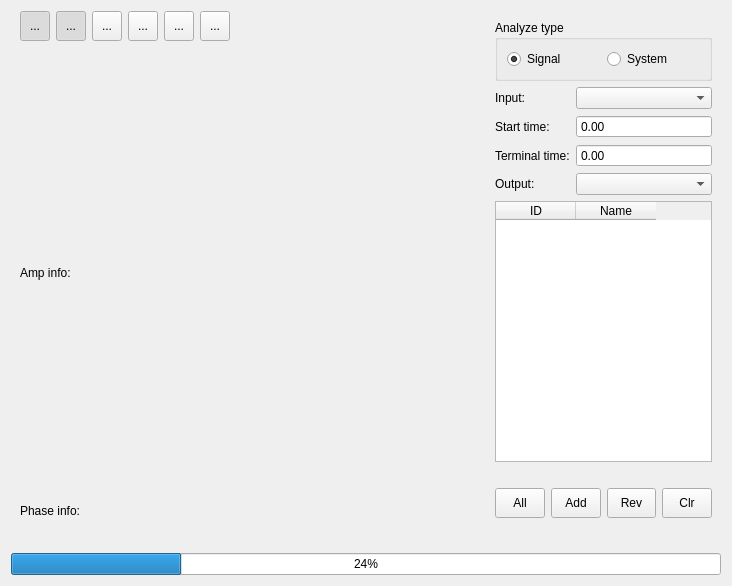
TheKaramazovBrothers/SevDrvExpSys, file FrontEnd/ui/dftdialog.ui: the form before one commit.
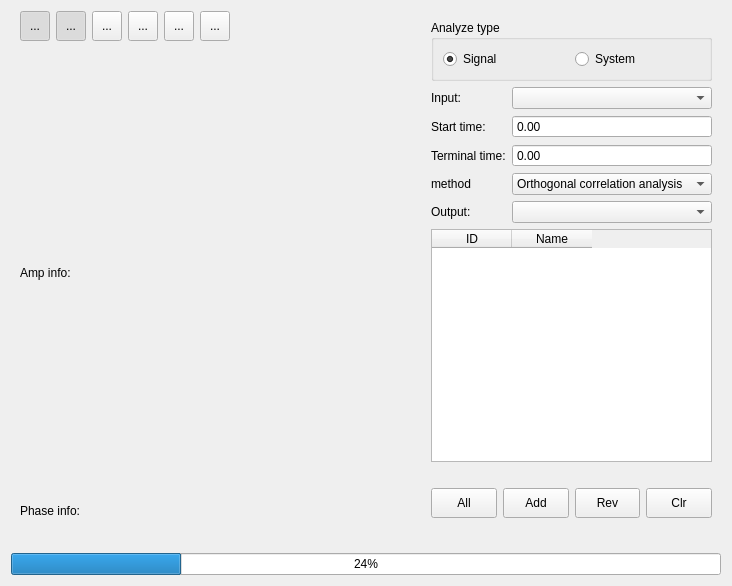
The form after the commit. Custom widgets are drawn as their Qt base class.

The edit to the form file:
```diff
--- a/FrontEnd/ui/dftdialog.ui
+++ b/FrontEnd/ui/dftdialog.ui
@@ -96,16 +96,37 @@
           </property>
          </widget>
         </item>
-        <item row="3" column="0">
+        <item row="4" column="0">
          <widget class="QLabel" name="label_fft_output">
           <property name="text">
            <string>Output:</string>
           </property>
          </widget>
         </item>
-        <item row="3" column="1">
+        <item row="4" column="1">
          <widget class="QComboBox" name="comboBox_fft_output"/>
         </item>
+        <item row="3" column="0">
+         <widget class="QLabel" name="label_fft_method">
+          <property name="text">
+           <string>method</string>
+          </property>
+         </widget>
+        </item>
+        <item row="3" column="1">
+         <widget class="QComboBox" name="comboBox_fft_method">
+          <item>
+           <property name="text">
+            <string>Orthogonal correlation analysis</string>
+           </property>
+          </item>
+          <item>
+           <property name="text">
+            <string>Subspace identification method</string>
+           </property>
+          </item>
+         </widget>
+        </item>
        </layout>
       </item>
       <item>
```
